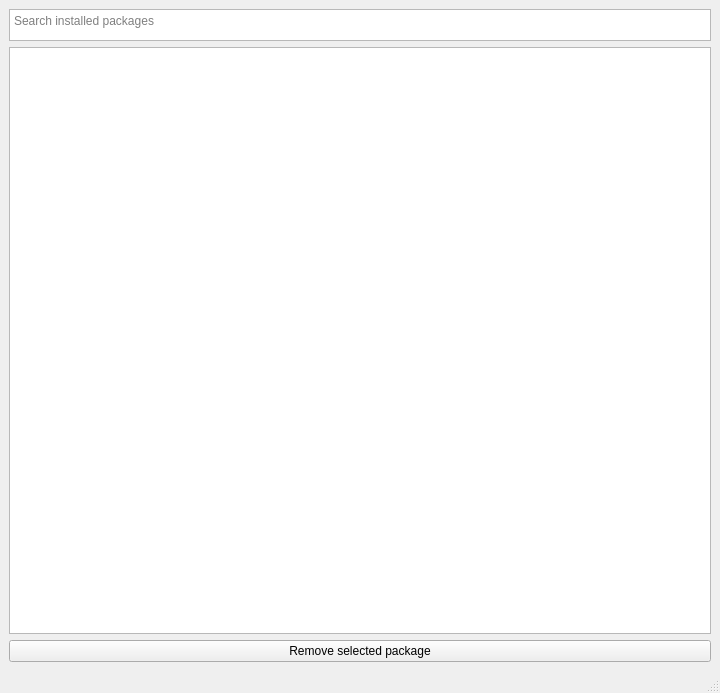
The window that mainwindow.ui (mikroffarad/QtEmerge) describes before a commit, drawn with Qt 5.
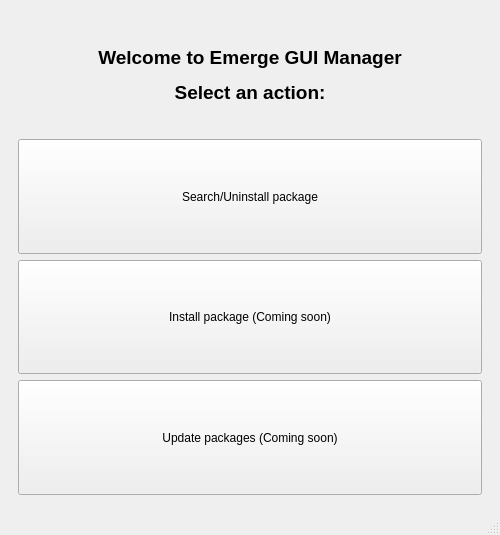
The same window after the commit.

Commit message: feat: add main menu and page navigation system

```diff
--- a/mainwindow.ui
+++ b/mainwindow.ui
@@ -6,8 +6,8 @@
    <rect>
     <x>0</x>
     <y>0</y>
-    <width>720</width>
-    <height>693</height>
+    <width>500</width>
+    <height>535</height>
    </rect>
   </property>
   <property name="windowTitle">
@@ -16,6 +16,72 @@
   <widget class="QWidget" name="centralwidget">
    <layout class="QVBoxLayout" name="verticalLayout">
     <item>
+     <widget class="QStackedWidget" name="stackedWidget">
+      <widget class="QWidget" name="page_mainMenu">
+       <layout class="QGridLayout" name="gridLayout_2">
+        <item row="0" column="0">
+         <layout class="QVBoxLayout" name="verticalLayout_3">
+          <item>
+           <widget class="QLabel" name="label">
+            <property name="sizePolicy">
+             <sizepolicy hsizetype="Expanding" vsizetype="Expanding">
+              <horstretch>0</horstretch>
+              <verstretch>0</verstretch>
+             </sizepolicy>
+            </property>
+            <property name="text">
+             <string>&lt;html&gt;&lt;head/&gt;&lt;body&gt;&lt;p align=&quot;center&quot;&gt;&lt;span style=&quot; font-size:14pt; font-weight:700;&quot;&gt;Welcome to Emerge GUI Manager&lt;/span&gt;&lt;/p&gt;&lt;p align=&quot;center&quot;&gt;&lt;span style=&quot; font-size:14pt; font-weight:700;&quot;&gt;Select an action:&lt;/span&gt;&lt;/p&gt;&lt;/body&gt;&lt;/html&gt;</string>
+            </property>
+           </widget>
+          </item>
+          <item>
+           <widget class="QPushButton" name="b_searchUninstall">
+            <property name="sizePolicy">
+             <sizepolicy hsizetype="Expanding" vsizetype="Expanding">
+              <horstretch>0</horstretch>
+              <verstretch>0</verstretch>
+             </sizepolicy>
+            </property>
+            <property name="text">
+             <string>Search/Uninstall package</string>
+            </property>
+           </widget>
+          </item>
+          <item>
+           <widget class="QPushButton" name="b_install">
+            <property name="sizePolicy">
+             <sizepolicy hsizetype="Expanding" vsizetype="Expanding">
+              <horstretch>0</horstretch>
+              <verstretch>0</verstretch>
+             </sizepolicy>
+            </property>
+            <property name="text">
+             <string>Install package (Coming soon)</string>
+            </property>
+           </widget>
+          </item>
+          <item>
+           <widget class="QPushButton" name="b_update">
+            <property name="sizePolicy">
+             <sizepolicy hsizetype="Expanding" vsizetype="Expanding">
+              <horstretch>0</horstretch>
+              <verstretch>0</verstretch>
+             </sizepolicy>
+            </property>
+            <property name="text">
+             <string>Update packages (Coming soon)</string>
+            </property>
+           </widget>
+          </item>
+         </layout>
+        </item>
+       </layout>
+      </widget>
+      <widget class="QWidget" name="page_searchUninstall">
+       <layout class="QGridLayout" name="gridLayout">
+        <item row="0" column="0">
+         <layout class="QVBoxLayout" name="verticalLayout_2">
+          <item>
      <widget class="QPlainTextEdit" name="pte_search">
       <property name="sizePolicy">
        <sizepolicy hsizetype="Expanding" vsizetype="Maximum">
@@ -51,6 +117,19 @@
      </widget>
     </item>
    </layout>
+        </item>
+        <item row="1" column="0">
+         <widget class="QPushButton" name="b_back">
+          <property name="text">
+           <string>Go back</string>
+          </property>
+         </widget>
+        </item>
+       </layout>
+      </widget>
+     </widget>
+    </item>
+   </layout>
   </widget>
   <widget class="QMenuBar" name="menubar">
    <property name="geometry">
```
Left out of the diff: 4 changed lines with no effect on the pictures. Lines whose indentation alone changed are shown as unchanged. The commit also changes 2 other files.
